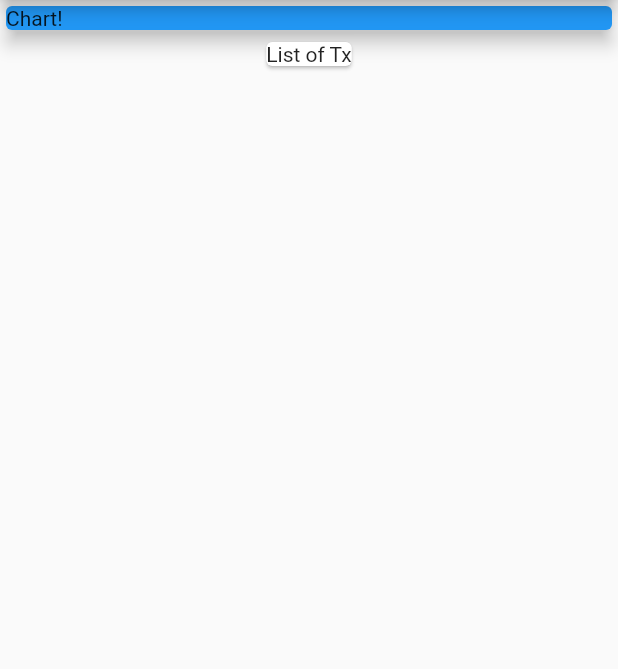
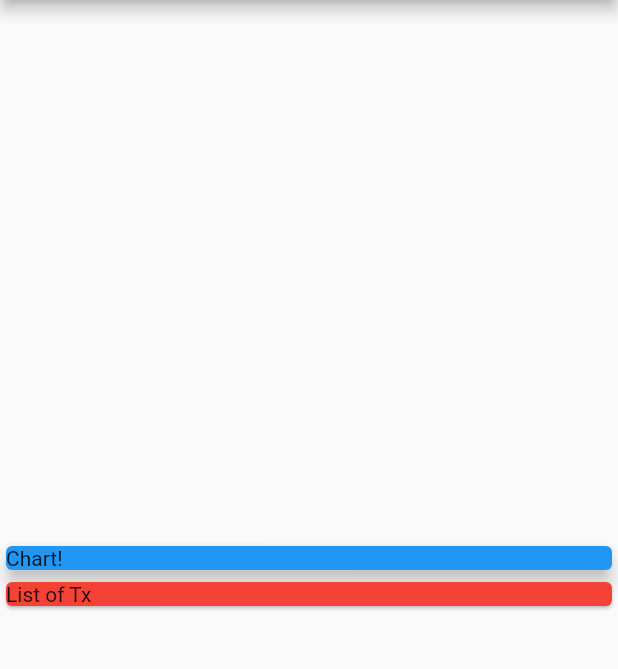
Before and after one commit to RaazKetan/Expense_Tracker, a Flutter app: the screen it shows after launch, on a phone screen of 412 x 824 dp, the part 84-753 px from its top. Run offline on Flutter 3.47's test engine with Material 2 defaults, Android fonts, the phone set to English and light mode, and no system bars.

```diff
--- a/lib/main.dart
+++ b/lib/main.dart
@@ -1,4 +1,5 @@
 import 'package:flutter/material.dart';
+import './transaction.dart';
 
 void main()=>runApp(MyApp());
 
@@ -14,17 +15,35 @@ class MyApp extends StatelessWidget {
   }
 }
 class MyHomePage extends StatelessWidget {
-  // const MyHomePage({Key? key}) : super(key: key);
+  //Dummy list of Items
+  //Added form transction.dart
+  final List<Transaction>transactions = [
+    Transaction(
+      id: 't1',
+    title: 'New Shoes',
+    amount: 69.99,
+      date: DateTime.now(),
+    ),
+    Transaction(
+      id: 't2',
+      title: 'Groceries',
+      amount: 19.99,
+      date: DateTime.now(),
+    ),
+
+  ];
 
   @override
   Widget build(BuildContext context) {
     return Scaffold(
     appBar: AppBar(
-    title: Center(
+    title: const Center(
       child: Text('Expense'),
     ),
     ),
      body: Column(
+       mainAxisAlignment: MainAxisAlignment.center,
+      crossAxisAlignment: CrossAxisAlignment.stretch,
        children: <Widget>[
          Container(
            width: double.infinity,
@@ -36,6 +55,7 @@ class MyHomePage extends StatelessWidget {
            ),
          ),
          const Card(
+           color: Colors.red,
            child: Text('List of Tx'),
          ),
        ],
--- /dev/null
+++ b/lib/transaction.dart
@@ -0,0 +1,23 @@
+// Its a normal class and it will not extend statless or stateflul
+// widget, It will just be a blueprint for a normal class object
+// to use in my dart code. Its not a widget
+
+//Define how a transaction should look like
+import 'package:flutter/foundation.dart';
+//this foundation is the file  that exposes refractors like @required
+//We can import material.dart too bcoz its internaly based on foundation.dart
+
+class Transaction
+{
+ final String? id;
+ final String? title;
+ final double? amount;
+ final DateTime? date;
+ // Adding named argument
+ Transaction({
+   @required this.id,
+ @required this.title,
+   @required this.amount,
+ @required this.date
+ });
+}
```
